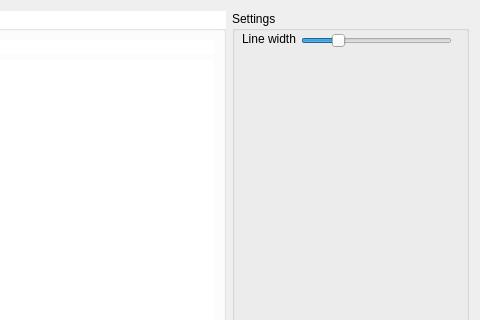
Above: print.ui from rigexpert/AntScope2 before the change; both pictures show x 430 to 910 and y 0 to 320 of the 910 by 650 pixel window. Below: the same form after it.
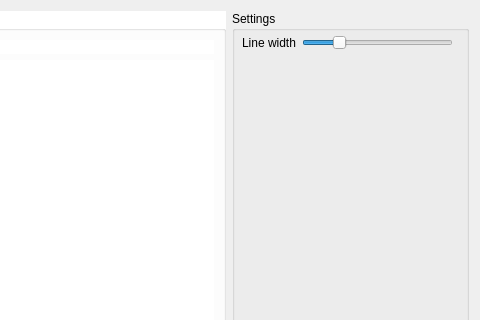
That is the form after the change. Custom widgets are drawn as their Qt base class.

Patch:
```diff
--- a/print.ui
+++ b/print.ui
@@ -125,28 +125,25 @@
        <property name="title">
         <string>Settings</string>
        </property>
-       <widget class="QLabel" name="label_3">
+       <widget class="QWidget" name="">
         <property name="geometry">
          <rect>
           <x>10</x>
           <y>20</y>
-          <width>71</width>
-          <height>16</height>
+          <width>211</width>
+          <height>24</height>
          </rect>
         </property>
+        <layout class="QHBoxLayout" name="horizontalLayout_4">
+         <item>
+          <widget class="QLabel" name="label_3">
         <property name="text">
          <string>Line width</string>
         </property>
        </widget>
+         </item>
+         <item>
        <widget class="QSlider" name="lineSlider">
-        <property name="geometry">
-         <rect>
-          <x>69</x>
-          <y>20</y>
-          <width>151</width>
-          <height>20</height>
-         </rect>
-        </property>
         <property name="minimum">
          <number>1</number>
         </property>
@@ -162,6 +159,9 @@
         <property name="orientation">
          <enum>Qt::Horizontal</enum>
         </property>
+          </widget>
+         </item>
+        </layout>
        </widget>
       </widget>
      </item>
```
Lines whose indentation alone changed are shown as unchanged.
